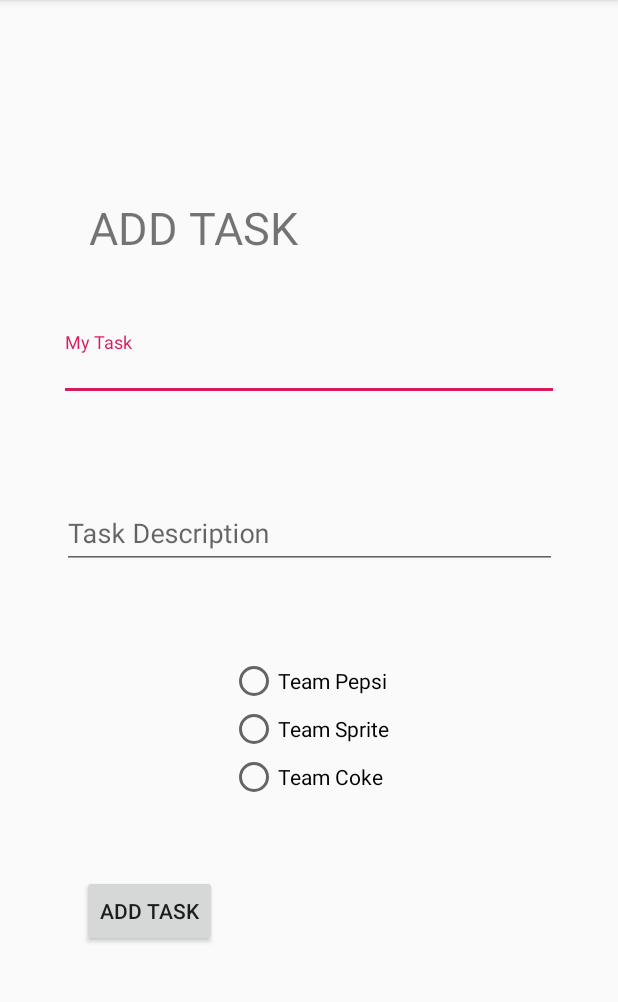
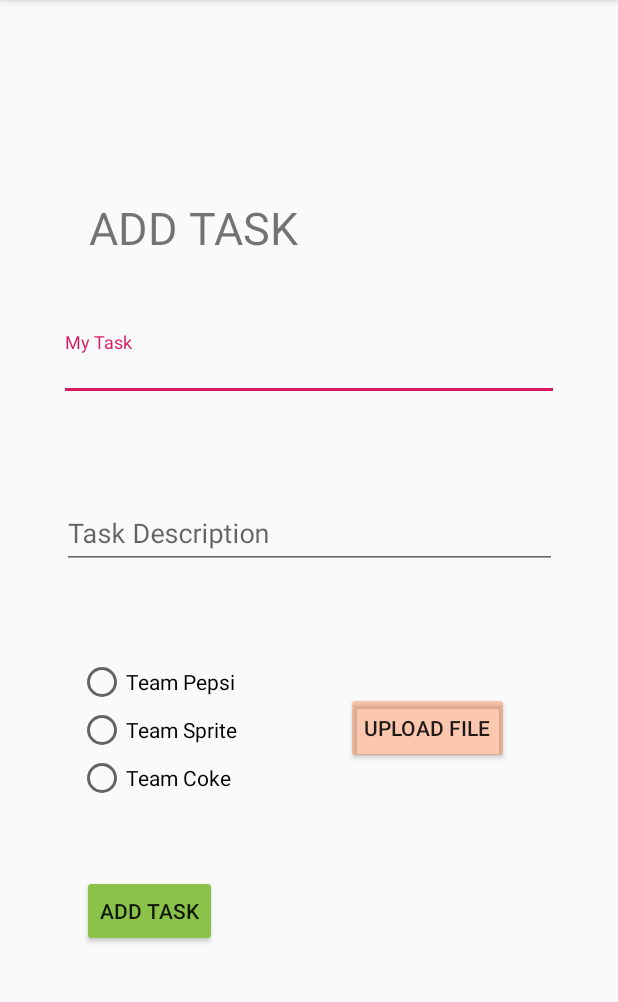
Before and after one commit to RanVaknin/taskmaster, an Android app: the screen it shows after launch (AddTask), after a tap on "ADD TASK", on a phone screen of 412 x 824 dp, the part 84-1086 px from its top. Run offline under Robolectric (Android 15) with nearby library versions, the phone set to English and light mode, and no system bars; libraries missing offline, so code that uses them is left out: com.amazonaws.amplify, com.amazonaws.auth, com.amazonaws.mobile, com.amazonaws.mobileconnectors, com.amazonaws.services and 1 more; 6 statements that could not run were skipped.

```diff
--- a/app/build.gradle
+++ b/app/build.gradle
@@ -22,6 +22,9 @@ android {
 
 dependencies {
     def room_version = "2.2.3"
+
+    //S3
+    implementation 'com.amazonaws:aws-android-sdk-s3:2.15.+'
 
     //Base SDK
     implementation 'com.amazonaws:aws-android-sdk-core:2.15.+'
--- a/app/src/main/AndroidManifest.xml
+++ b/app/src/main/AndroidManifest.xml
@@ -20,6 +20,7 @@
         android:usesCleartextTraffic="true">
 
         <service android:name="org.eclipse.paho.android.service.MqttService" />
+        <service android:name="com.amazonaws.mobileconnectors.s3.transferutility.TransferService" android:enabled="true" />
 
         <activity android:name="com.rafaelsdiamonds.taskmaster.Settings" />
         <activity android:name="com.rafaelsdiamonds.taskmaster.TaskDetail" />
--- a/app/src/main/java/com/rafaelsdiamonds/taskmaster/AddTask.java
+++ b/app/src/main/java/com/rafaelsdiamonds/taskmaster/AddTask.java
@@ -1,9 +1,13 @@
 package com.rafaelsdiamonds.taskmaster;
 
+import androidx.annotation.Nullable;
 import androidx.appcompat.app.AppCompatActivity;
 
 import android.content.Intent;
+import android.graphics.Bitmap;
+import android.net.Uri;
 import android.os.Bundle;
+import android.provider.MediaStore;
 import android.util.Log;
 import android.view.View;
 import android.widget.Button;
@@ -29,6 +33,8 @@ import type.CreateTaskInput;
 public class AddTask extends AppCompatActivity {
 
     private AWSAppSyncClient mAWSAppSyncClient;
+    int SELECTED_PHOTO = 1;
+    Uri uri;
     RadioButton radioButton;
     int[] buttons = new int[3];
     RadioGroup radioGroup;
@@ -51,6 +57,16 @@ public class AddTask extends AppCompatActivity {
         }
 
 
+
+        Button uploadButton = findViewById(R.id.uploadButton);
+        uploadButton.setOnClickListener(new View.OnClickListener() {
+            @Override
+            public void onClick(View v) {
+                Intent intent = new Intent(Intent.ACTION_PICK);
+                intent.setType("image/*");
+                startActivityForResult(intent,SELECTED_PHOTO);
+            }
+        });
 
         mAWSAppSyncClient = AWSAppSyncClient.builder()
                 .context(getApplicationContext())
@@ -135,4 +151,14 @@ public class AddTask extends AppCompatActivity {
 
     }
 
+    @Override
+    protected void onActivityResult(int requestCode, int resultCode, @Nullable Intent data) {
+        super.onActivityResult(requestCode, resultCode, data);
+        if(requestCode == SELECTED_PHOTO && resultCode == RESULT_OK && data != null && data.getData() != null) {
+            uri = data.getData();
+            try {
+                Bitmap bitmap = MediaStore.Images.Media.getBitmap(getContentResolver(),uri);
+            }
+        }
+    }
 }
--- a/app/src/main/java/com/rafaelsdiamonds/taskmaster/MainActivity.java
+++ b/app/src/main/java/com/rafaelsdiamonds/taskmaster/MainActivity.java
@@ -1,11 +1,11 @@
 package com.rafaelsdiamonds.taskmaster;
 
 import androidx.appcompat.app.AppCompatActivity;
-import androidx.recyclerview.widget.RecyclerView;
 
 import android.content.Intent;
 import android.content.SharedPreferences;
 import android.os.Bundle;
+
 import android.preference.PreferenceManager;
 
 import android.util.Log;
@@ -13,38 +13,41 @@ import android.view.View;
 import android.widget.Button;
 import android.widget.TextView;
 
-import com.amazonaws.amplify.generated.graphql.ListTasksQuery;
-import com.amazonaws.amplify.generated.graphql.ListTeamsQuery;
+import com.amazonaws.auth.BasicAWSCredentials;
 import com.amazonaws.mobile.client.AWSMobileClient;
 import com.amazonaws.mobile.client.Callback;
-import com.amazonaws.mobile.client.SignOutOptions;
 import com.amazonaws.mobile.client.UserState;
 import com.amazonaws.mobile.client.UserStateDetails;
 import com.amazonaws.mobile.config.AWSConfiguration;
 import com.amazonaws.mobileconnectors.appsync.AWSAppSyncClient;
-import com.amazonaws.services.cognitoidentityprovider.model.GetUserAttributeVerificationCodeRequest;
+import com.amazonaws.mobileconnectors.s3.transferutility.TransferListener;
+import com.amazonaws.mobileconnectors.s3.transferutility.TransferObserver;
+import com.amazonaws.mobileconnectors.s3.transferutility.TransferService;
+import com.amazonaws.mobileconnectors.s3.transferutility.TransferState;
+import com.amazonaws.mobileconnectors.s3.transferutility.TransferUtility;
+import com.amazonaws.services.s3.AmazonS3;
+import com.amazonaws.services.s3.AmazonS3Client;
 import com.example.taskmaster.R;
 
+import java.io.BufferedWriter;
+import java.io.File;
+import java.io.FileWriter;
+
+
 public class MainActivity extends AppCompatActivity {
-    Button laundryButton;
-    Button cleanButton;
-    Button cookButton;
-    RecyclerView recyclerView;
+
     private AWSAppSyncClient mAWSAppSyncClient;
-    Team teamSprite;
-    Team teamPepsi;
-    Team teamCoke;
-    String username = "";
 
-    String[] taskName;
-    String[] taskState;
+    String username;
 
     @Override
     protected void onCreate(Bundle savedInstanceState) {
         super.onCreate(savedInstanceState);
         setContentView(R.layout.activity_main);
+        //initialize S3 transfer service.
+        getApplicationContext().startService(new Intent(getApplicationContext(), TransferService.class));
 
-        setContentView(R.layout.activity_main);
+        //pull in dynamo
         mAWSAppSyncClient = AWSAppSyncClient.builder()
                 .context(getApplicationContext())
                 .awsConfiguration(new AWSConfiguration(getApplicationContext()))
@@ -59,6 +62,7 @@ public class MainActivity extends AppCompatActivity {
                         Log.i("rvrv", "onResult: " + userStateDetails.getUserState());
                         if (userStateDetails.getUserState().equals(UserState.SIGNED_OUT)) {
                             loginUi();
+
                         }
                     }
 
@@ -70,22 +74,11 @@ public class MainActivity extends AppCompatActivity {
         );
 
 
-
         Button addTaskButton = findViewById(R.id.add_task);
-        addTaskButton.setOnClickListener(new View.OnClickListener() {
+        Button logOutButton = findViewById(R.id.logoutButton);
+        logOutButton.setOnClickListener(new View.OnClickListener() {
             @Override
             public void onClick(View v) {
-                AWSMobileClient.getInstance().signOut(SignOutOptions.builder().signOutGlobally(true).build(), new Callback<Void>() {
-                    @Override
-                    public void onResult(final Void result) {
-                        Log.d("rvrv", "signed-out");
-                    }
-
-                    @Override
-                    public void onError(Exception e) {
-                        Log.e("rvrv", "sign-out error", e);
-                    }
-                });
                 AWSMobileClient.getInstance().signOut();
                 loginUi();
             }
@@ -121,19 +114,104 @@ public class MainActivity extends AppCompatActivity {
 
     }
 
-    public void loginUi(){
-        AWSMobileClient.getInstance().showSignIn(MainActivity.this, new Callback<UserStateDetails>() {
+    @Override
+    protected void onResume() {
+        super.onResume();
+        SharedPreferences sharedPref = PreferenceManager.getDefaultSharedPreferences(getApplicationContext());
+        String user = sharedPref.getString("username", "fuckyou");
+
+        TextView myTaskHeader = findViewById(R.id.myTaskHeader);
+
+        myTaskHeader.setText(username + "'s Tasks");
+    }
+
+
+
+    public void uploadWithTransferUtility() {
+
+        TransferUtility transferUtility =
+                TransferUtility.builder()
+                        .context(getApplicationContext())
+                        .awsConfiguration(AWSMobileClient.getInstance().getConfiguration())
+                        .s3Client(new AmazonS3Client(AWSMobileClient.getInstance()))
+                        .build();
+
+        File file = new File(getApplicationContext().getFilesDir(), "sample.txt");
+        try {
+            BufferedWriter writer = new BufferedWriter(new FileWriter(file));
+            writer.append("Howdy World!");
+            writer.close();
+        }
+        catch(Exception e) {
+            Log.e("rvrv", e.getMessage());
+        }
+
+        TransferObserver uploadObserver =
+                transferUtility.upload(
+                        "public/sample.txt",
+                        new File(getApplicationContext().getFilesDir(),"sample.txt"));
+
+        // Attach a listener to the observer to get state update and progress notifications
+        uploadObserver.setTransferListener(new TransferListener() {
+
+            @Override
+            public void onStateChanged(int id, TransferState state) {
+                Log.i("rvrv", "state changed to " + state);
+                if (TransferState.COMPLETED == state) {
+                    // Handle a completed upload.
+                }
+            }
+
+            @Override
+            public void onProgressChanged(int id, long bytesCurrent, long bytesTotal) {
+                float percentDonef = ((float) bytesCurrent / (float) bytesTotal) * 100;
+                int percentDone = (int)percentDonef;
+
+                Log.d("rvrv", "ID:" + id + " bytesCurrent: " + bytesCurrent
+                        + " bytesTotal: " + bytesTotal + " " + percentDone + "%");
+            }
+
+            @Override
+            public void onError(int id, Exception ex) {
+                // Handle errors
+                Log.e("rvrv", ex.toString());
+            }
+
+        });
+
+        // If you prefer to poll for the data, instead of attaching a
+        // listener, check for the state and progress in the observer.
+        if (TransferState.COMPLETED == uploadObserver.getState()) {
+            // Handle a completed upload.
+        }
+
+        Log.d("rvrv", "Bytes Transferred: " + uploadObserver.getBytesTransferred());
+        Log.d("rvrv", "Bytes Total: " + uploadObserver.getBytesTotal());
+    }
+
+
+    public void loginUi() {
+        AWSMobileClient.getInstance().showSignIn(this, new Callback<UserStateDetails>() {
             @Override
             public void onResult(UserStateDetails result) {
                 Log.d("rvrv", "onResult: " + result.getUserState());
                 try {
                     username = AWSMobileClient.getInstance().getUserAttributes().get("given_name");
+                    System.out.println("username = " + username);
+                    SharedPreferences sharedPref = PreferenceManager.getDefaultSharedPreferences(getApplicationContext());
+                    SharedPreferences.Editor editor = sharedPref.edit();
+                    editor.putString("username", username);
+                    TextView myTaskHeader = MainActivity.this.findViewById(R.id.myTaskHeader);
+                    myTaskHeader.setText(username + "'s Tasks");
+
+
+                    uploadWithTransferUtility();
+
+                } catch (Exception e) {
+                    e.printStackTrace();
                 }
-                catch(Exception e) {
-                    Log.e("rvrv", "onError: ", e);
-                }
+            }
 
-            }
 
             @Override
             public void onError(Exception e) {
@@ -142,22 +220,4 @@ public class MainActivity extends AppCompatActivity {
         });
     }
 
-    @Override
-    protected void onResume() {
-        super.onResume();
-        SharedPreferences sharedPref = PreferenceManager.getDefaultSharedPreferences(getApplicationContext());
-        TextView myTasks = findViewById(R.id.myTasks);
-        String usernameDisplay = sharedPref.getString("userName", "My Tasks");
-
-        if (!usernameDisplay.equals("My Tasks")) {
-            myTasks.setText(usernameDisplay + "'s Tasks");
-
-        }
-
-        setTitle(username + "'s tasks");
-
-
-    }
-
-
 }
--- a/app/src/main/res/layout/activity_addtask.xml
+++ b/app/src/main/res/layout/activity_addtask.xml
@@ -12,8 +12,10 @@
         android:layout_height="wrap_content"
         app:layout_constraintBottom_toTopOf="@+id/saveTaskToDbButton"
         app:layout_constraintEnd_toEndOf="parent"
+        app:layout_constraintHorizontal_bias="0.17"
         app:layout_constraintStart_toStartOf="parent"
-        app:layout_constraintTop_toBottomOf="@+id/textInputLayout3">
+        app:layout_constraintTop_toBottomOf="@+id/textInputLayout3"
+        app:layout_constraintVertical_bias="0.51">
 
         <RadioButton
             android:id="@+id/teamPepsi"
@@ -71,6 +73,7 @@
         android:id="@+id/saveTaskToDbButton"
         android:layout_width="wrap_content"
         android:layout_height="wrap_content"
+        android:backgroundTint="#8BC34A"
         android:text="@string/add_task"
         app:layout_constraintBottom_toBottomOf="parent"
         app:layout_constraintEnd_toEndOf="parent"
@@ -98,4 +101,16 @@
             android:hint="Task Description" />
     </com.google.android.material.textfield.TextInputLayout>
 
+    <Button
+        android:id="@+id/uploadButton"
+        android:layout_width="wrap_content"
+        android:layout_height="wrap_content"
+        android:backgroundTint="#4DFF5100"
+        android:text="Upload File"
+        app:layout_constraintBottom_toBottomOf="parent"
+        app:layout_constraintEnd_toEndOf="parent"
+        app:layout_constraintStart_toEndOf="@+id/taskTeamRadioGroup"
+        app:layout_constraintTop_toBottomOf="@+id/textInputLayout3"
+        app:layout_constraintVertical_bias="0.22000003" />
+
 </androidx.constraintlayout.widget.ConstraintLayout>
--- a/app/src/main/res/values/colors.xml
+++ b/app/src/main/res/values/colors.xml
@@ -3,4 +3,6 @@
     <color name="colorPrimary">#008577</color>
     <color name="colorPrimaryDark">#00574B</color>
     <color name="colorAccent">#D81B60</color>
+    <color name="RedButton">#D84B30</color>
+
 </resources>
```
Also changed, not shown: app/src/main/res/layout/activity_main.xml (+12 -15 lines), 4 other files.
